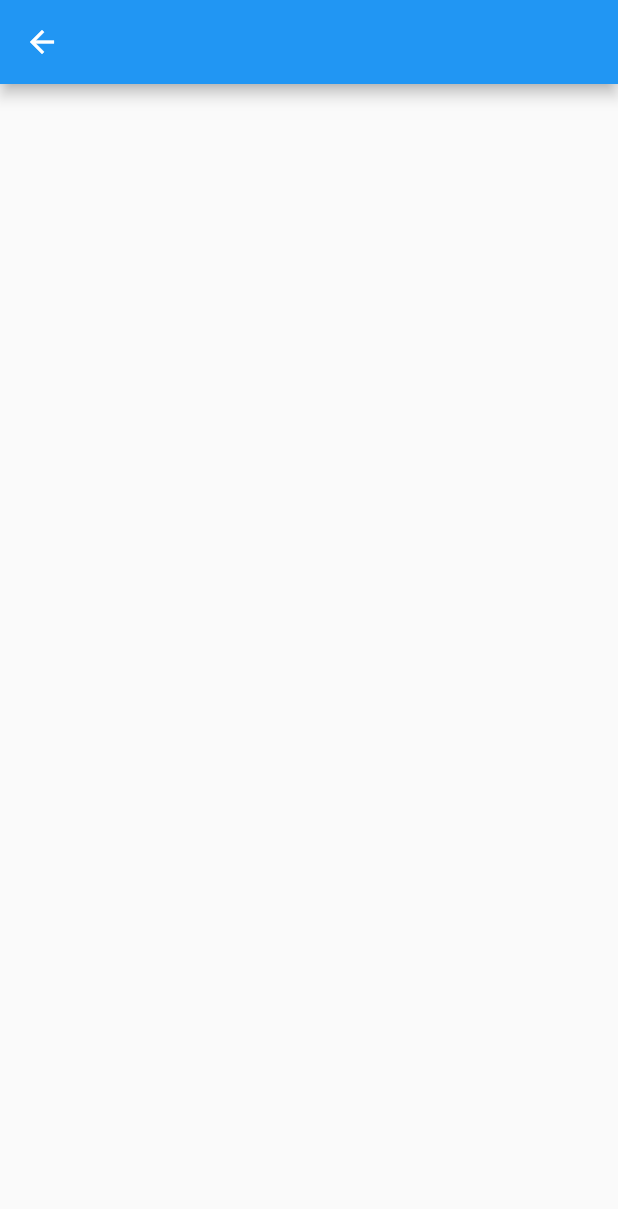
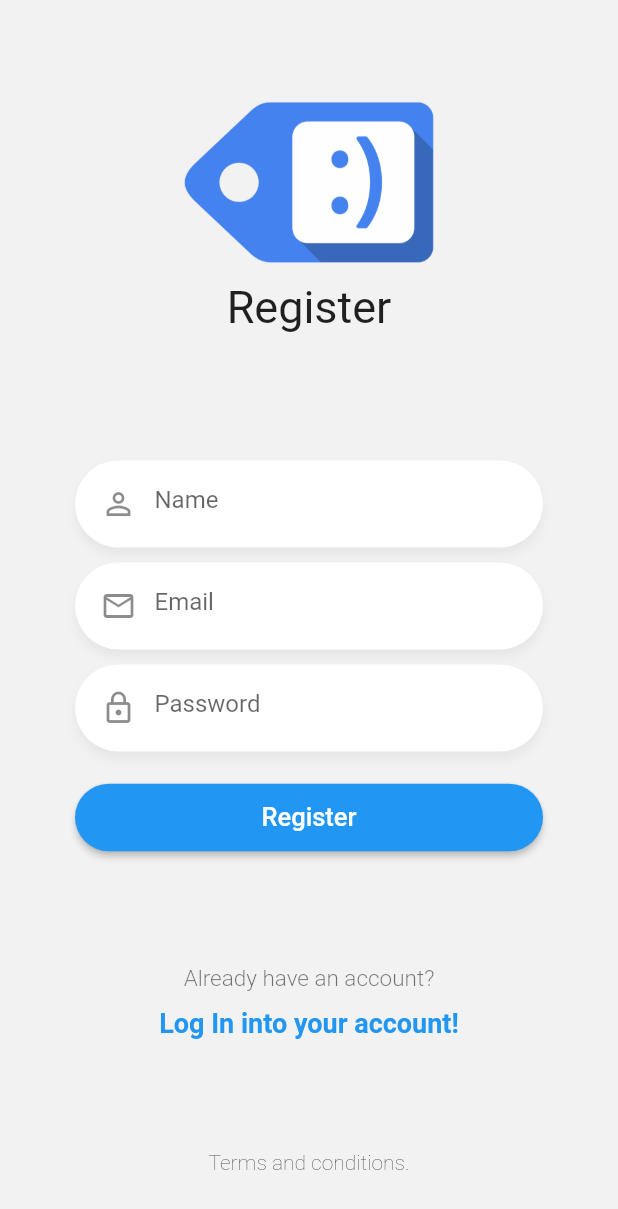
Before and after one commit to elianortega/02-chatapp-sockets-clean-riverpod, a Flutter app: the RegisterPage screen opened directly, on a phone screen of 412 x 824 dp. Shown: the top 1209 px of the screen. Run offline on Flutter 3.47's test engine with Material 2 defaults, Android fonts, the phone set to English and light mode, and no system bars; our stand-ins replace flutter_hooks.

Commit message:
- Login and Signup finished

```diff
--- a/lib/main.dart
+++ b/lib/main.dart
@@ -10,7 +10,7 @@ class MyApp extends StatelessWidget {
   Widget build(BuildContext context) {
     return MaterialApp(
       debugShowCheckedModeBanner: false,
-      title: 'Material App',
+      title: 'ChatApp',
       onGenerateRoute: (_) => LogInPage.route(),
       initialRoute: '/',
     );
--- a/lib/src/core/widgets/app_logo.dart
+++ b/lib/src/core/widgets/app_logo.dart
@@ -1,8 +1,15 @@
+// ignore_for_file: public_member_api_docs
 import 'package:chat_app/src/core/styles/styles.dart';
 import 'package:flutter/material.dart';
 
 ///App logo image with app name
 class Logo extends StatelessWidget {
+  const Logo({
+    Key key,
+    @required this.title,
+  }) : super(key: key);
+
+  final String title;
   @override
   Widget build(BuildContext context) {
     return Center(
@@ -13,8 +20,8 @@ class Logo extends StatelessWidget {
           children: [
             Image.asset(AppImages.kAppLogo),
             const SizedBox(height: 10.0),
-            const Text(
-              'ChatApp',
+            Text(
+              title,
               style: AppTextStyles.kAppName,
             ),
           ],
--- /dev/null
+++ b/lib/src/core/widgets/app_terms_and_conditions.dart
@@ -0,0 +1,14 @@
+import 'package:flutter/material.dart';
+
+import 'package:chat_app/src/core/styles/styles.dart';
+
+/// App Terms and conditions text
+class TermsAndConditions extends StatelessWidget {
+  @override
+  Widget build(BuildContext context) {
+    return const Text(
+      'Terms and conditions.',
+      style: AppTextStyles.kBlack14W200,
+    );
+  }
+}
--- a/lib/src/core/widgets/widgets.dart
+++ b/lib/src/core/widgets/widgets.dart
@@ -1,3 +1,4 @@
 export 'app_logo.dart';
 export 'app_stadium_button.dart';
+export 'app_terms_and_conditions.dart';
 export 'app_text_field.dart';
--- a/lib/src/features/auth/views/login_page.dart
+++ b/lib/src/features/auth/views/login_page.dart
@@ -1,8 +1,10 @@
+import 'package:flutter/material.dart';
+import 'package:flutter_hooks/flutter_hooks.dart';
+
+import 'package:chat_app/src/core/styles/styles.dart';
 import 'package:chat_app/src/core/widgets/widgets.dart';
-import 'package:flutter/material.dart';
 
-import 'package:flutter_hooks/flutter_hooks.dart';
-import 'package:chat_app/src/core/styles/styles.dart';
+import 'widgets/labels.dart';
 
 ///LogInPage
 class LogInPage extends StatelessWidget {
@@ -11,8 +13,16 @@ class LogInPage extends StatelessWidget {
 
   ///Router for LogInPage
   static Route route() {
-    return MaterialPageRoute<void>(builder: (_) => const LogInPage());
+    return MaterialPageRoute<void>(
+      builder: (_) => const LogInPage(),
+      settings: const RouteSettings(
+        name: routeName,
+      ),
+    );
   }
+
+  ///Login Pager route name
+  static const routeName = 'login-page';
 
   @override
   Widget build(BuildContext context) {
@@ -26,10 +36,14 @@ class LogInPage extends StatelessWidget {
             child: Column(
               mainAxisAlignment: MainAxisAlignment.spaceBetween,
               children: [
-                Logo(),
+                const Logo(
+                  title: 'ChatApp',
+                ),
                 _LoginForm(),
-                _Labels(),
-                _TermsAndConditions(),
+                const Labels(
+                  isLogIn: true,
+                ),
+                TermsAndConditions(),
               ],
             ),
           ),
@@ -74,32 +88,3 @@ class _LoginForm extends HookWidget {
     );
   }
 }
-
-class _Labels extends StatelessWidget {
-  @override
-  Widget build(BuildContext context) {
-    return Column(
-      children: [
-        const Text(
-          "Don't have an account?",
-          style: AppTextStyles.kBlack15W300,
-        ),
-        const SizedBox(height: 10.0),
-        const Text(
-          'Create an account now!',
-          style: AppTextStyles.kBlue18Bold,
-        )
-      ],
-    );
-  }
-}
-
-class _TermsAndConditions extends StatelessWidget {
-  @override
-  Widget build(BuildContext context) {
-    return const Text(
-      'Terms and conditions.',
-      style: AppTextStyles.kBlack14W200,
-    );
-  }
-}
--- a/lib/src/features/auth/views/register_page.dart
+++ b/lib/src/features/auth/views/register_page.dart
@@ -1,4 +1,10 @@
 import 'package:flutter/material.dart';
+import 'package:flutter_hooks/flutter_hooks.dart';
+
+import 'package:chat_app/src/core/styles/styles.dart';
+import 'package:chat_app/src/core/widgets/widgets.dart';
+
+import 'widgets/labels.dart';
 
 ///RegisterPage
 class RegisterPage extends StatelessWidget {
@@ -12,9 +18,71 @@ class RegisterPage extends StatelessWidget {
 
   @override
   Widget build(BuildContext context) {
-    return Scaffold(
-      appBar: AppBar(),
-      body: Container(),
+    return SafeArea(
+      child: Scaffold(
+        backgroundColor: AppColors.kScaffoldBackground,
+        body: SingleChildScrollView(
+          physics: const BouncingScrollPhysics(),
+          child: SizedBox(
+            height: MediaQuery.of(context).size.height * .95,
+            child: Column(
+              mainAxisAlignment: MainAxisAlignment.spaceBetween,
+              children: [
+                const Logo(
+                  title: 'Register',
+                ),
+                _RegisterForm(),
+                const Labels(
+                  isLogIn: false,
+                ),
+                TermsAndConditions(),
+              ],
+            ),
+          ),
+        ),
+      ),
     );
   }
 }
+
+class _RegisterForm extends HookWidget {
+  @override
+  Widget build(BuildContext context) {
+    final nameController = useTextEditingController();
+    final emailController = useTextEditingController();
+    final passwordController = useTextEditingController();
+
+    return Padding(
+      padding: const EdgeInsets.symmetric(
+        horizontal: 50,
+      ),
+      child: Column(
+        children: [
+          AppTextField(
+            icon: Icons.perm_identity,
+            placeHolder: 'Name',
+            controller: nameController,
+          ),
+          AppTextField(
+            icon: Icons.mail_outline,
+            placeHolder: 'Email',
+            controller: emailController,
+          ),
+          AppTextField(
+            icon: Icons.lock_outline,
+            placeHolder: 'Password',
+            controller: passwordController,
+          ),
+          const SizedBox(height: 20),
+          AppStadiumButon(
+            title: 'Register',
+            onPressed: () {
+              print(emailController.text);
+              print(passwordController.text);
+            },
+          ),
+        ],
+      ),
+    );
+  }
+}
--- /dev/null
+++ b/lib/src/features/auth/views/widgets/labels.dart
@@ -0,0 +1,39 @@
+// ignore_for_file: public_member_api_docs
+import 'package:chat_app/src/core/styles/styles.dart';
+import 'package:chat_app/src/features/auth/auth.dart';
+import 'package:flutter/material.dart';
+
+/// Login and Register labels to navigate bewtween screens
+class Labels extends StatelessWidget {
+  const Labels({
+    Key key,
+    this.isLogIn,
+  }) : super(key: key);
+
+  final bool isLogIn;
+
+  @override
+  Widget build(BuildContext context) {
+    return Column(
+      children: [
+        Text(
+          isLogIn ? "Don't have an account?" : 'Already have an account?',
+          style: AppTextStyles.kBlack15W300,
+        ),
+        const SizedBox(height: 10.0),
+        GestureDetector(
+          child: Text(
+            isLogIn ? 'Create an account now!' : 'Log In into your account!',
+            style: AppTextStyles.kBlue18Bold,
+          ),
+          onTap: () => isLogIn
+              ? Navigator.push(context, RegisterPage.route())
+              : Navigator.popUntil(
+                  context,
+                  ModalRoute.withName(LogInPage.routeName),
+                ),
+        )
+      ],
+    );
+  }
+}
```
